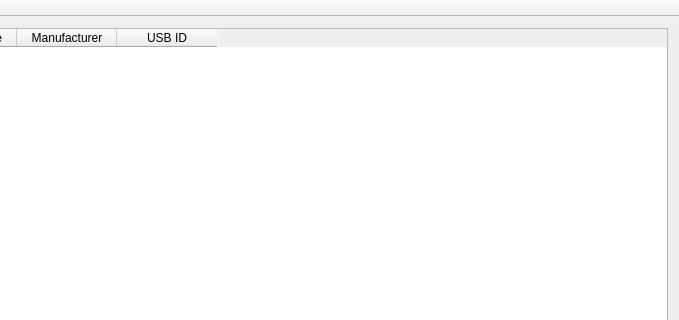
This is src/mainwindow.ui in vranki/perse as Qt 5 draws it before an edit; both pictures show x 295 to 974 and y 0 to 320 of the 974 by 516 pixel window. The edited form follows.
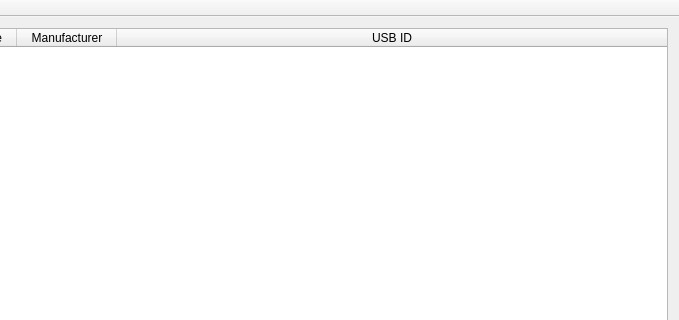
This is the edited form.

```diff
--- a/src/mainwindow.ui
+++ b/src/mainwindow.ui
@@ -26,6 +26,9 @@
       <property name="sortingEnabled">
        <bool>true</bool>
       </property>
+      <attribute name="horizontalHeaderStretchLastSection">
+       <bool>true</bool>
+      </attribute>
       <attribute name="verticalHeaderVisible">
        <bool>false</bool>
       </attribute>
```
Left out of the diff: 2 changed lines with no effect on the pictures.
